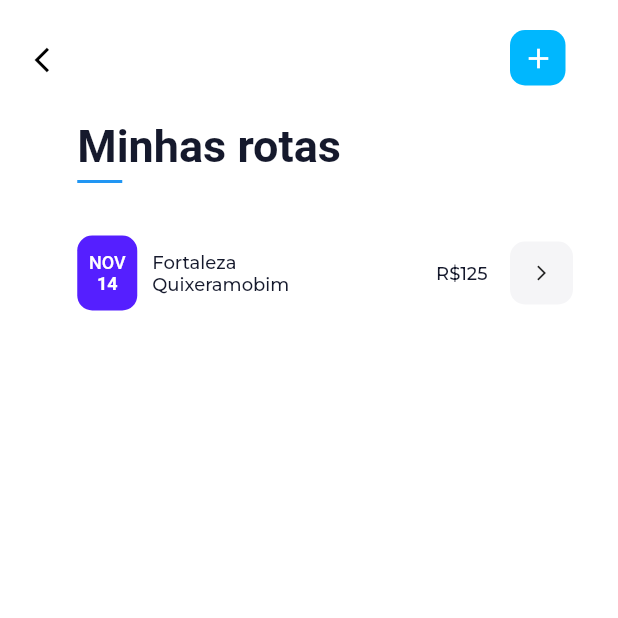
After one commit to davilm/Beco-Driver, a Flutter app: the MyRoutes screen opened directly, on a phone screen of 412 x 824 dp, the top half of it. The commit adds this screen. Run offline on Flutter 3.47's test engine with Material 2 defaults, Android fonts, the phone set to English and light mode, and no system bars; our stand-ins replace cloud_firestore, firebase_auth, firebase_core, google_fonts; accounts and stored records are empty.

Commit message:
feat add MyRoutes

```diff
--- a/lib/core/app_text_styles.dart
+++ b/lib/core/app_text_styles.dart
@@ -53,6 +53,21 @@ class AppTextStyles {
     fontSize: 12,
     fontWeight: FontWeight.w600,
   );
+  static final TextStyle beVietnam12MediumWhite = GoogleFonts.beVietnam(
+    color: Color(0xffffffff),
+    fontSize: 12,
+    fontWeight: FontWeight.w500,
+  );
+  static final TextStyle beVietnam12BoldWhite = GoogleFonts.beVietnam(
+    color: Color(0xffffffff),
+    fontSize: 12,
+    fontWeight: FontWeight.w700,
+  );
+  static final TextStyle montserrat12MediumDark = GoogleFonts.montserrat(
+    color: Color(0xff15192C),
+    fontSize: 12,
+    fontWeight: FontWeight.w500,
+  );
   static final TextStyle beVietnam20SemiboldGrey = GoogleFonts.beVietnam(
     color: Color(0xffD0D2DA),
     fontSize: 20,
--- /dev/null
+++ b/lib/shared/widgets/ArrowButtonWidget.dart
@@ -0,0 +1,34 @@
+import 'package:flutter/material.dart';
+
+class ArrowButtonWidget extends StatefulWidget {
+  final VoidCallback func;
+
+  ArrowButtonWidget(this.func);
+
+  @override
+  _ArrowButtonWidgetState createState() => _ArrowButtonWidgetState();
+}
+
+class _ArrowButtonWidgetState extends State<ArrowButtonWidget> {
+  @override
+  Widget build(BuildContext context) {
+    return Padding(
+      padding: EdgeInsets.only(right: 30),
+      child: Container(
+        width: 42,
+        height: 42,
+        decoration: BoxDecoration(
+          color: Color(0xffF5F5F7),
+          borderRadius: BorderRadius.circular(10),
+        ),
+        child: IconButton(
+          icon: Icon(
+            Icons.arrow_forward_ios,
+            size: 12,
+          ),
+          onPressed: widget.func,
+        ),
+      ),
+    );
+  }
+}
--- /dev/null
+++ b/lib/views/MyRoutes/MyRoutes.dart
@@ -0,0 +1,151 @@
+import 'package:flutter/material.dart';
+
+import 'package:beco_driver/core/core.dart';
+
+import 'package:beco_driver/shared/widgets/ArrowButtonWidget.dart';
+import 'package:beco_driver/views/NewRoute/NewRoute.dart';
+
+class MyRoutes extends StatefulWidget {
+  MyRoutes({Key? key}) : super(key: key);
+
+  @override
+  _MyRoutesState createState() => _MyRoutesState();
+}
+
+class _MyRoutesState extends State<MyRoutes> {
+  @override
+  Widget build(BuildContext context) {
+    final double widthMargin = MediaQuery.of(context).size.width / 40;
+
+    final String title = "Minhas rotas";
+
+    return Scaffold(
+      backgroundColor: Colors.white,
+      appBar: AppBar(
+        toolbarHeight: 80,
+        leading: Padding(
+          padding: EdgeInsets.all(15),
+          child: IconButton(
+            onPressed: () => {
+              // Navigator.pop(context),
+            },
+            icon: Icon(
+              Icons.arrow_back_ios,
+              size: 20,
+              color: Colors.black,
+            ),
+          ),
+        ),
+        actions: [
+          Container(
+            margin: EdgeInsets.only(top: 20, right: 35, bottom: 23),
+            width: 37,
+            decoration: BoxDecoration(
+              borderRadius: BorderRadius.circular(10),
+              color: Color(0xff00B7FE),
+            ),
+            child: IconButton(
+              onPressed: () => {
+                FocusScope.of(context).unfocus(),
+                Navigator.push(
+                  context,
+                  MaterialPageRoute(
+                    builder: (context) => NewRoute(),
+                  ),
+                ),
+              },
+              icon: Icon(
+                Icons.add,
+                size: 22,
+                color: Colors.white,
+              ),
+            ),
+          ),
+        ],
+        backgroundColor: Colors.white,
+        elevation: 0,
+      ),
+      body: SafeArea(
+        child: Container(
+          // padding: EdgeInsets.only(left: widthMargin, top: 12),
+          child: Column(
+            children: [
+              Padding(
+                padding: EdgeInsets.only(
+                  left: widthMargin * 5,
+                  // right: widthMargin * 5,
+                ),
+                child: Column(
+                  crossAxisAlignment: CrossAxisAlignment.start,
+                  children: [
+                    Text(title, style: AppTextStyles.upTitle),
+                    SizedBox(height: 5),
+                    Container(
+                      width: 30,
+                      height: 2,
+                      color: Colors.blue,
+                    ),
+                    SizedBox(height: 35),
+                    routeCard(),
+                  ],
+                ),
+              ),
+            ],
+          ),
+        ),
+      ),
+    );
+  }
+}
+
+Widget routeCard() => Row(
+      children: [
+        Container(
+          width: 40,
+          height: 50,
+          decoration: BoxDecoration(
+            borderRadius: BorderRadius.circular(10),
+            color: Color(0xff551FFF),
+          ),
+          child: Column(
+            mainAxisAlignment: MainAxisAlignment.center,
+            children: [
+              Text(
+                "NOV",
+                style: AppTextStyles.beVietnam12MediumWhite,
+              ),
+              Text(
+                "14",
+                style: AppTextStyles.beVietnam12BoldWhite,
+              ),
+            ],
+          ),
+        ),
+        SizedBox(width: 10),
+        Column(
+          mainAxisAlignment: MainAxisAlignment.start,
+          crossAxisAlignment: CrossAxisAlignment.start,
+          children: [
+            Text(
+              "Fortaleza",
+              style: AppTextStyles.montserrat12MediumDark,
+            ),
+            Text(
+              "Quixeramobim",
+              style: AppTextStyles.montserrat12MediumDark,
+            ),
+          ],
+        ),
+        Expanded(
+          child: SizedBox(),
+        ),
+        Padding(
+          padding: EdgeInsets.only(right: 15),
+          child: Text(
+            "R\$125",
+            style: AppTextStyles.montserrat12MediumDark,
+          ),
+        ),
+        ArrowButtonWidget(() => {}),
+      ],
+    );
```
